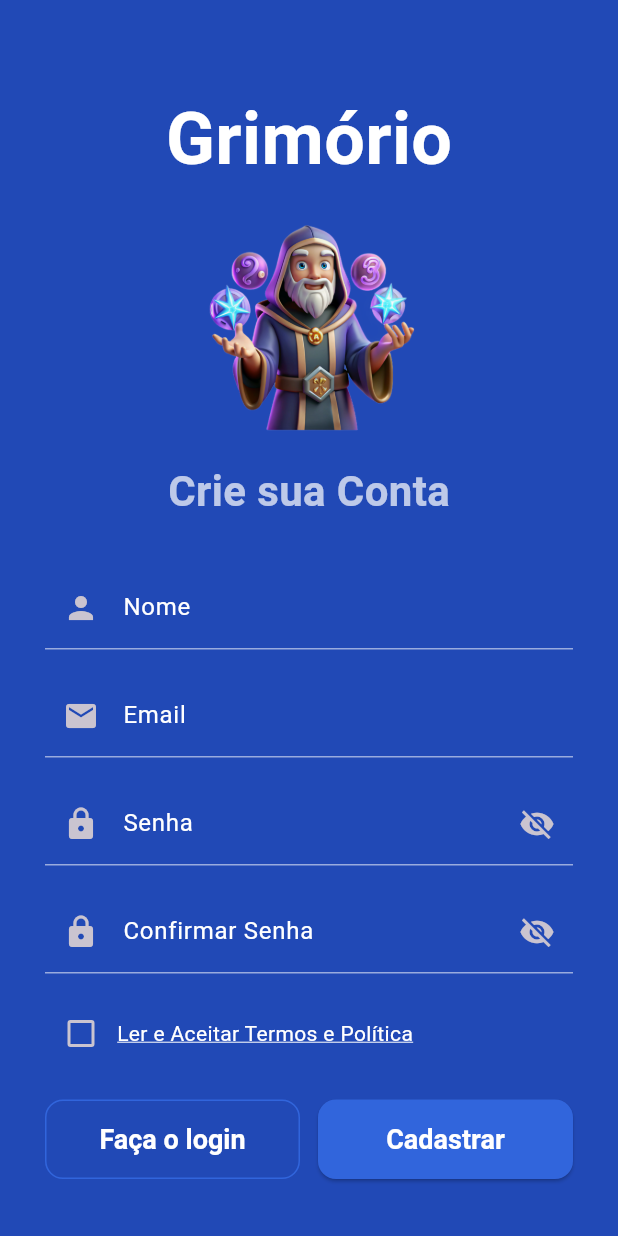
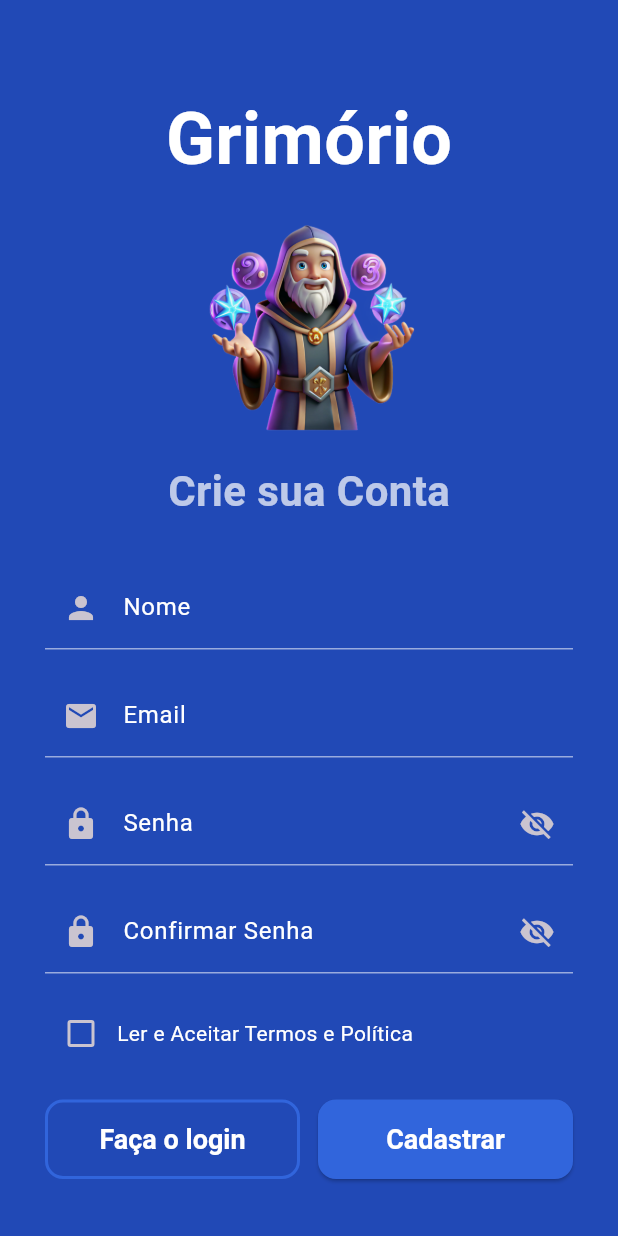
Before and after one commit to gabriel-correa11/Grim-rio, a Flutter app: the screen it shows after launch, after a tap on "Cadastre-se", on a phone screen of 412 x 824 dp. Run offline on Flutter 3.47's test engine with Material 3 defaults, Android fonts, the phone set to English and light mode, and no system bars; our stand-ins replace cloud_firestore, firebase_auth, firebase_core; accounts and stored records are empty; generated files the repository leaves out were written again.

Commit message:
Salvando alterações locais antes do pull

```diff
--- a/lib/presentation/screens/auth_page.dart
+++ b/lib/presentation/screens/auth_page.dart
@@ -4,6 +4,7 @@ import 'package:grimorio/core/providers/auth_controller.dart';
 import 'package:grimorio/presentation/widgets/auth_header.dart';
 import 'package:grimorio/presentation/widgets/auth_form_fields.dart';
 import 'package:grimorio/presentation/widgets/auth_action_buttons.dart';
+import 'package:grimorio/presentation/theme/app_colors.dart';
 
 class AuthPage extends StatelessWidget {
   const AuthPage({super.key});
@@ -51,11 +52,34 @@ class AuthPage extends StatelessWidget {
                           obscurePassword: controller.obscurePassword,
                           onToggleObscurePassword:
                           controller.toggleObscurePassword,
-                          termsAccepted: controller.termsAccepted,
-                          onToggleTerms: controller.toggleTerms,
-                          onShowTermsDialog: () =>
-                              controller.showTermsDialog(context),
                         ),
+                        if (!controller.isLogin)
+                          Padding(
+                            padding: const EdgeInsets.only(top: 16.0),
+                            child: Row(
+                              children: [
+                                Checkbox(
+                                  value: controller.termsAccepted,
+                                  onChanged: controller.toggleTerms,
+                                  activeColor: AppColors.azulClaro,
+                                ),
+                                Expanded(
+                                  child: GestureDetector(
+                                    onTap: () =>
+                                        controller.showTermsDialog(context),
+                                    child: Text(
+                                      'Ler e Aceitar Termos e Política',
+                                      style: TextStyle(
+                                        color: controller.termsAccepted
+                                            ? Colors.green.shade300
+                                            : Colors.white,
+                                      ),
+                                    ),
+                                  ),
+                                ),
+                              ],
+                            ),
+                          ),
                         AuthActionButtons(
                           isLogin: controller.isLogin,
                           isLoading: controller.isLoading,
--- a/lib/presentation/screens/quiz_page.dart
+++ b/lib/presentation/screens/quiz_page.dart
@@ -155,7 +155,7 @@ class _QuizPageState extends State<QuizPage> {
             style: const TextStyle(color: Colors.white, fontSize: 16)),
         actions: [
           TextButton(
-              child: const Text('Voltar',
+              child: const Text('Próximo',
                   style: TextStyle(color: AppColors.azulClaro, fontSize: 18)),
               onPressed: () {
                 Navigator.of(ctx).pop();
@@ -246,7 +246,7 @@ class _QuizPageState extends State<QuizPage> {
     final currentQuestion = _shuffledQuestions[_currentQuestionIndex];
     final currentOptions = _shuffledOptionsPerQuestion[_currentQuestionIndex];
     return Scaffold(
-      appBar: AppBar(title: const Text('Quiz Rápido')),
+      appBar: AppBar(title: const Text('Quiz')),
       body: SafeArea(
         child: Padding(
           padding: const EdgeInsets.all(20.0),
--- a/lib/presentation/theme/app_theme.dart
+++ b/lib/presentation/theme/app_theme.dart
@@ -29,7 +29,7 @@ final ThemeData appTheme = ThemeData(
   ),
   outlinedButtonTheme: OutlinedButtonThemeData(
     style: OutlinedButton.styleFrom(
-      side: const BorderSide(color: AppColors.azulForte),
+      side: const BorderSide(color: AppColors.azulForte, width: 2.0),
       foregroundColor: Colors.white,
       padding: const EdgeInsets.symmetric(vertical: 16.0),
       textStyle: const TextStyle(fontSize: 18, fontWeight: FontWeight.w600),
--- a/lib/presentation/widgets/auth_form_fields.dart
+++ b/lib/presentation/widgets/auth_form_fields.dart
@@ -7,9 +7,6 @@ class AuthFormFields extends StatelessWidget {
   final bool isLogin;
   final bool obscurePassword;
   final VoidCallback onToggleObscurePassword;
-  final bool termsAccepted;
-  final ValueChanged<bool?> onToggleTerms;
-  final VoidCallback onShowTermsDialog;
 
   const AuthFormFields({
     super.key,
@@ -19,9 +16,6 @@ class AuthFormFields extends StatelessWidget {
     required this.isLogin,
     required this.obscurePassword,
     required this.onToggleObscurePassword,
-    required this.termsAccepted,
-    required this.onToggleTerms,
-    required this.onShowTermsDialog,
   });
 
   @override
@@ -94,29 +88,6 @@ class AuthFormFields extends StatelessWidget {
               return null;
             },
           ),
-          const SizedBox(height: 16),
-          Row(
-            children: [
-              Checkbox(
-                value: termsAccepted,
-                onChanged: onToggleTerms,
-                activeColor: Theme.of(context).colorScheme.secondary,
-              ),
-              Expanded(
-                child: GestureDetector(
-                  onTap: onShowTermsDialog,
-                  child: const Text(
-                    'Ler e Aceitar Termos e Política',
-                    style: TextStyle(
-                      color: Colors.white,
-                      decoration: TextDecoration.underline,
-                      decorationColor: Colors.white,
-                    ),
-                  ),
-                ),
-              ),
-            ],
-          ),
         ],
       ],
     );
```
